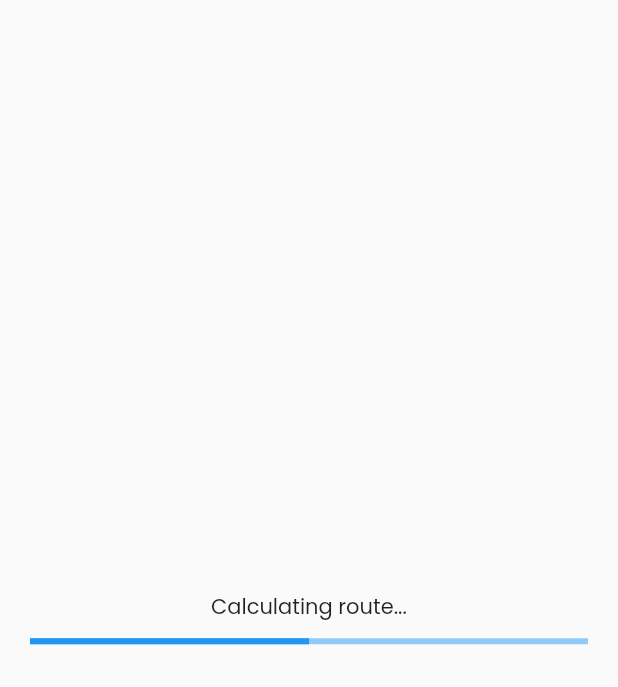
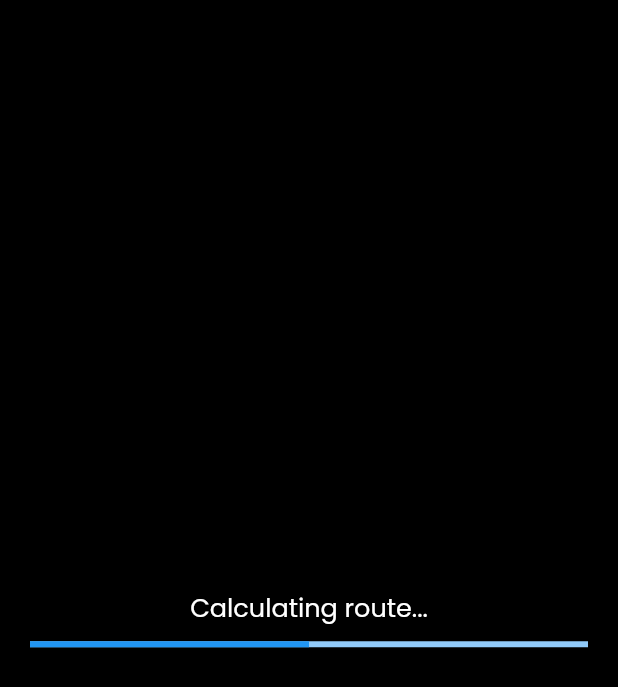
Before and after one commit to coupcode/amarp, a Flutter app: the screen it shows after launch, after a tap on "UENR Auditorium", on a phone screen of 412 x 824 dp. Shown: the top 687 px of the screen. Run offline on Flutter 3.47's test engine with Material 2 defaults, Android fonts, the phone set to English and light mode, and no system bars; our stand-ins replace camera, flutter_compass, geocoding, geolocator, get; missing offline and left inert: dart:ffi.

Commit message:
feat: Navigation UI enhanced

```diff
--- a/lib/screens/buildings.dart
+++ b/lib/screens/buildings.dart
@@ -18,7 +18,7 @@ class BuildingsScreen extends StatefulWidget {
 class _BuildingsScreenState extends State<BuildingsScreen> {
   AppController appController = Get.put(AppController());
   List buildingList = [{
-    'id': 2,
+    'id': 1,
     'created_at': '2023-03-25T18:21:16.069436Z',
     'updated_at': '2023-03-25T17:43:15.316014Z',
     'name': "UENR Auditorium",
--- a/lib/screens/navigation_page.dart
+++ b/lib/screens/navigation_page.dart
@@ -248,13 +248,14 @@ class _NavigationPageState extends State<NavigationPage> {
   Widget build(BuildContext context) {
 
     return Scaffold(
+      backgroundColor: Colors.black,
       body:
        isLoading
        ? Column(
          mainAxisAlignment: MainAxisAlignment.center,
         //  crossAxisAlignment: CrossAxisAlignment.center,
          children:  [
-          const Text("Calculating route..."),
+          const Text("Calculating route...", style: AppWhiteTextStyle.texth3,),
           AppPadding.verticalPadding,
            Padding(
              padding: const EdgeInsets.symmetric(horizontal: AppPadding.screenPaddingXXL),
@@ -262,15 +263,30 @@ class _NavigationPageState extends State<NavigationPage> {
            ),
          ],
        )
-       : Stack(
+       : Column(
+          children: [
+            // SCREEN 0
+            Container(
+              margin: const EdgeInsets.only(top: 20),
+              width: deviceSize(context).width,
+              height: deviceSize(context).height * 0.07,
+              child: Text('Destination: ${widget.destinationName}', style: AppWhiteTextStyle.texth3),
+            ),
+            // SCREEN 1
+            SizedBox(
+              height: deviceSize(context).height * 0.7,
+              width: deviceSize(context).width,
+              child: Stack(
                 children:[
                   SizedBox(
-                height: deviceSize(context).height * 1,
+                    height: deviceSize(context).height,
+                    width: deviceSize(context).width,
                     child: CameraPreview(controller),
                   ),
                   // Current directional arrows
                   Column(
                     children: [
+                      AppPadding.verticalPaddingExtra,
                       Align(
                         alignment: Alignment.topCenter,
                         child: DirectionalArrow(
@@ -281,52 +297,38 @@ class _NavigationPageState extends State<NavigationPage> {
                           next_longitude: double.parse(G_closestRoute[G_closestSubRouteIndexInRoute][G_closestSubRouteKeyName][G_closestCoordInSubRouteIndex][1]),
                         )
                       ),
-                  // Data about user and device
-                  Container(
-                    margin: EdgeInsets.only(top: deviceSize(context).height*0.1 ),
-                    color: Colors.white,
+                    ],
+                  )
+                ]
+                      ),
+            ) ,
+            // SCREEN 2
+            SizedBox(
+              height: deviceSize(context).height * 0.2,
+              width: deviceSize(context).width,
+              child: SingleChildScrollView(
                 child: Column(
                   children: [
-                        Text('============================'),
-                        Text("UserDistanceToActiveCoord: $userDistanceToActiveCoord"),
-                        Text('============================'),
-                        Text("Sub Route: $G_closestSubRouteKeyName", style: const TextStyle(color: Color.fromARGB(255, 180, 0, 141), fontSize: 16)),
-                        Text('============================'),
+                    Text('============================', style: AppWhiteTextStyle.textp),
+                    Text("UserDistanceToActiveCoord: $userDistanceToActiveCoord", style: AppWhiteTextStyle.texth5),
+                    Text('============================', style: AppWhiteTextStyle.textp),
+                    Text("Sub Route: $G_closestSubRouteKeyName", style: const TextStyle(color: Color.fromARGB(255, 125, 7, 99), fontSize: 16)),
+                    Text('============================', style: AppWhiteTextStyle.textp),
                     Text("Coord Index: $G_closestCoordInSubRouteIndex", style: const TextStyle(color: Color.fromARGB(255, 180, 168, 0), fontSize: 16)),
-                        Text('============================'),
-                        Text("USER LAT : ${_userLocation!.latitude}"),
-                        Text("USER LON : ${_userLocation!.longitude}"),
-                        Text('============================'),
-                        Text(isLoadingProgressPercentage.toString()),
+                    Text('============================', style: AppWhiteTextStyle.textp),
+                    Text("USER LAT : ${_userLocation!.latitude}", style: AppWhiteTextStyle.textp),
+                    Text("USER LON : ${_userLocation!.longitude}", style: AppWhiteTextStyle.textp),
+                    Text('============================', style: AppWhiteTextStyle.textp),
                     Text("Closest SubRoute Dist: ${G_closestRouteDistanceInMeters} metres", style: const TextStyle(color: Colors.green, fontSize: 16)),
-                        Text("Closest SubRoute Name: $G_closestSubRouteKeyName", style: const TextStyle(color: Colors.blue, fontSize: 16)),
-                        Text("Closest SubRoute CoordIndex: $G_closestCoordInSubRouteIndex", style: const TextStyle(color: Colors.red, fontSize: 16)),
                     Text("Heading : ${_heading}", style: const TextStyle(color: Colors.green, fontSize: 16)),
                   ],
                 ),
+              ),
             )
           ],
-              ),
-              // Old arrow pointers below
-              // Padding(
-              //   padding: EdgeInsets.only(
-              //     top: deviceSize(context).height * 0.4,
-              //     left: deviceSize(context).width *0.1
-              //   ),
-              //   child: RotatedWidget(
-              //     // ignore: sort_child_properties_last
-              //     child: Row(
-              //       children:  [
-              //        for(int i=0; i<3; i++)
-              //         const Icon(Icons.arrow_back_ios_new_outlined, size: 100, color: Colors.blue),
+       )
 
-              //     ],
-              //   ), angle: 160),
-              // )
-              //  ends here
 
-            ]
-        )
 
     );
   }
```
Lines whose indentation alone changed are shown as unchanged.
